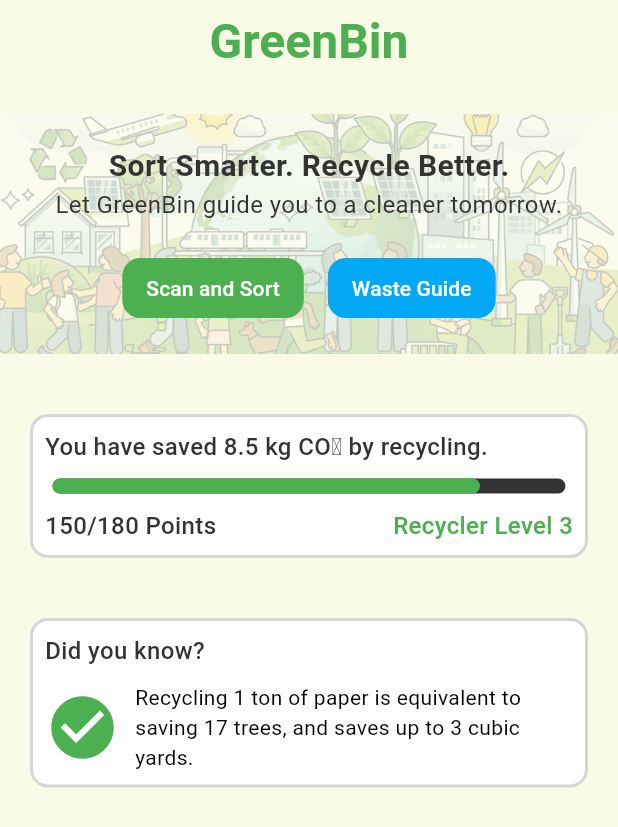
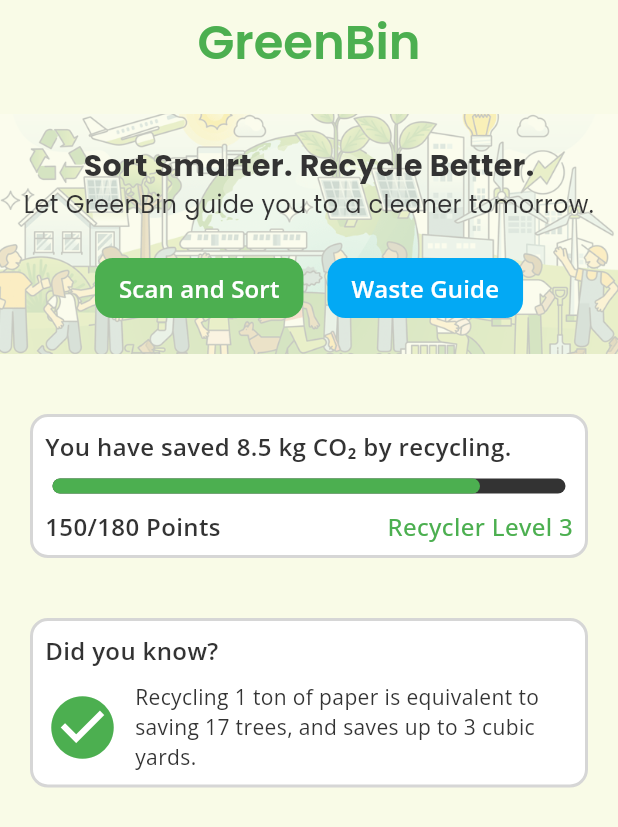
Before and after one commit to calvin050101/Green-Bin-App, a Flutter app: the screen it shows after launch, on a phone screen of 412 x 824 dp. Shown: the top 827 px of the screen. Run offline on Flutter 3.47's test engine with Material 3 defaults, Android fonts, the phone set to English and light mode, and no system bars.

Commit message:
Imported fonts

```diff
--- a/lib/home_page.dart
+++ b/lib/home_page.dart
@@ -12,6 +12,7 @@
             "GreenBin",
             style: TextStyle(
               color: Theme.of(context).colorScheme.primary,
+              fontFamily: 'Poppins',
               fontWeight: FontWeight.w600,
               fontSize: 32,
             ),
@@ -51,8 +52,9 @@
                       "Did you know?",
                       style: TextStyle(
                         color: Theme.of(context).colorScheme.surface,
-                        fontWeight: FontWeight.w500,
+                        fontWeight: FontWeight.w600,
                         fontSize: 16,
+                        fontFamily: 'OpenSans',
                       ),
                     ),
                     SizedBox(height: 10),
@@ -67,7 +69,11 @@
                         Expanded(
                           child: Text(
                             'Recycling 1 ton of paper is equivalent to saving 17 trees, '
-                                'and saves up to 3 cubic yards.',
+                            'and saves up to 3 cubic yards.',
+                            style: TextStyle(
+                              color: Theme.of(context).colorScheme.surface,
+                              fontFamily: 'OpenSans',
+                            ),
                           ),
                         ),
                       ],
@@ -101,8 +107,9 @@
               "You have saved 8.5 kg CO₂ by recycling.",
               style: TextStyle(
                 color: Theme.of(context).colorScheme.surface,
-                fontWeight: FontWeight.w500,
+                fontWeight: FontWeight.w600,
                 fontSize: 16,
+                fontFamily: 'OpenSans',
               ),
             ),
 
@@ -126,8 +133,9 @@
                   "150/180 Points",
                   style: TextStyle(
                     color: Theme.of(context).colorScheme.surface,
-                    fontWeight: FontWeight.w500,
+                    fontWeight: FontWeight.w600,
                     fontSize: 16,
+                    fontFamily: 'OpenSans',
                   ),
                 ),
 
@@ -137,6 +145,7 @@
                     color: Theme.of(context).colorScheme.primary,
                     fontWeight: FontWeight.w500,
                     fontSize: 16,
+                    fontFamily: 'OpenSans',
                   ),
                 ),
               ],
@@ -175,6 +184,7 @@
                       color: Theme.of(context).colorScheme.surface,
                       fontWeight: FontWeight.w700,
                       fontSize: 20,
+                      fontFamily: 'Poppins',
                     ),
                   ),
                   Text(
@@ -182,6 +192,7 @@
                     style: TextStyle(
                       color: Theme.of(context).colorScheme.surface,
                       fontSize: 16,
+                      fontFamily: 'Poppins',
                     ),
                     textAlign: TextAlign.center,
                   ),
@@ -232,7 +243,14 @@
         ),
       ),
       onPressed: () {},
-      child: Text(btnText),
+      child: Text(
+        btnText,
+        style: TextStyle(
+          fontFamily: 'OpenSans',
+          fontWeight: FontWeight.w600,
+          fontSize: 16,
+        ),
+      ),
     );
   }
 }
--- a/lib/main.dart
+++ b/lib/main.dart
@@ -20,6 +20,7 @@
         ),
       ),
       title: 'Flutter Demo',
+      debugShowCheckedModeBanner: false,
       home: HomePage(),
     );
   }
```
Also changed, not shown: pubspec.yaml (+22 -12 lines), lib/fonts/OpenSans/OpenSans-Bold.ttf (added), lib/fonts/OpenSans/OpenSans-Light.ttf (added), lib/fonts/OpenSans/OpenSans-Medium.ttf (added), lib/fonts/OpenSans/OpenSans-Regular.ttf (added), lib/fonts/OpenSans/OpenSans-SemiBold.ttf (added), lib/fonts/Poppins/Poppins-Bold.ttf (added), lib/fonts/Poppins/Poppins-Light.ttf (added), lib/fonts/Poppins/Poppins-Medium.ttf (added), lib/fonts/Poppins/Poppins-Regular.ttf (added), lib/fonts/Poppins/Poppins-SemiBold.ttf (added).
